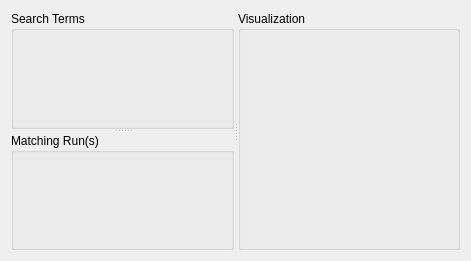
This is mdaviz/resources/mda_folder.ui in BCDA-APS/mdaviz as Qt 5 draws it before an edit. The edited form follows.
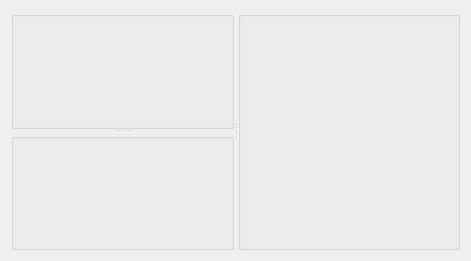
This is the edited form.

Commit message: DEV #13 Update mainwindow py and ui #13

Patch:
```diff
--- a/mdaviz/resources/mda_folder.ui
+++ b/mdaviz/resources/mda_folder.ui
@@ -25,20 +25,20 @@
       </property>
       <widget class="QGroupBox" name="folder_groupbox">
        <property name="title">
-        <string>Search Terms</string>
+        <string/>
        </property>
        <layout class="QHBoxLayout" name="horizontalLayout"/>
       </widget>
       <widget class="QGroupBox" name="mda_groupbox">
        <property name="title">
-        <string>Matching Run(s)</string>
+        <string/>
        </property>
        <layout class="QHBoxLayout" name="horizontalLayout_2"/>
       </widget>
      </widget>
      <widget class="QGroupBox" name="viz_groupbox">
       <property name="title">
-       <string>Visualization</string>
+       <string/>
       </property>
       <layout class="QHBoxLayout" name="horizontalLayout"/>
      </widget>
```
The commit also changes 3 other files.
